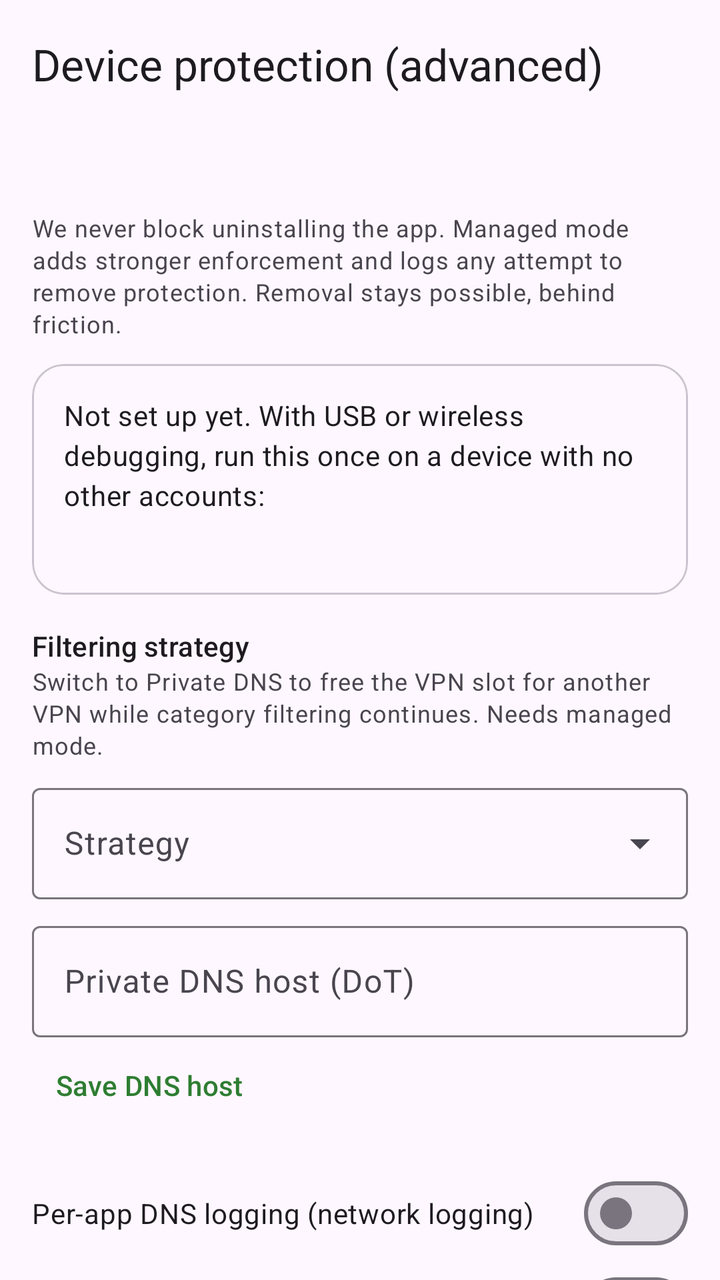
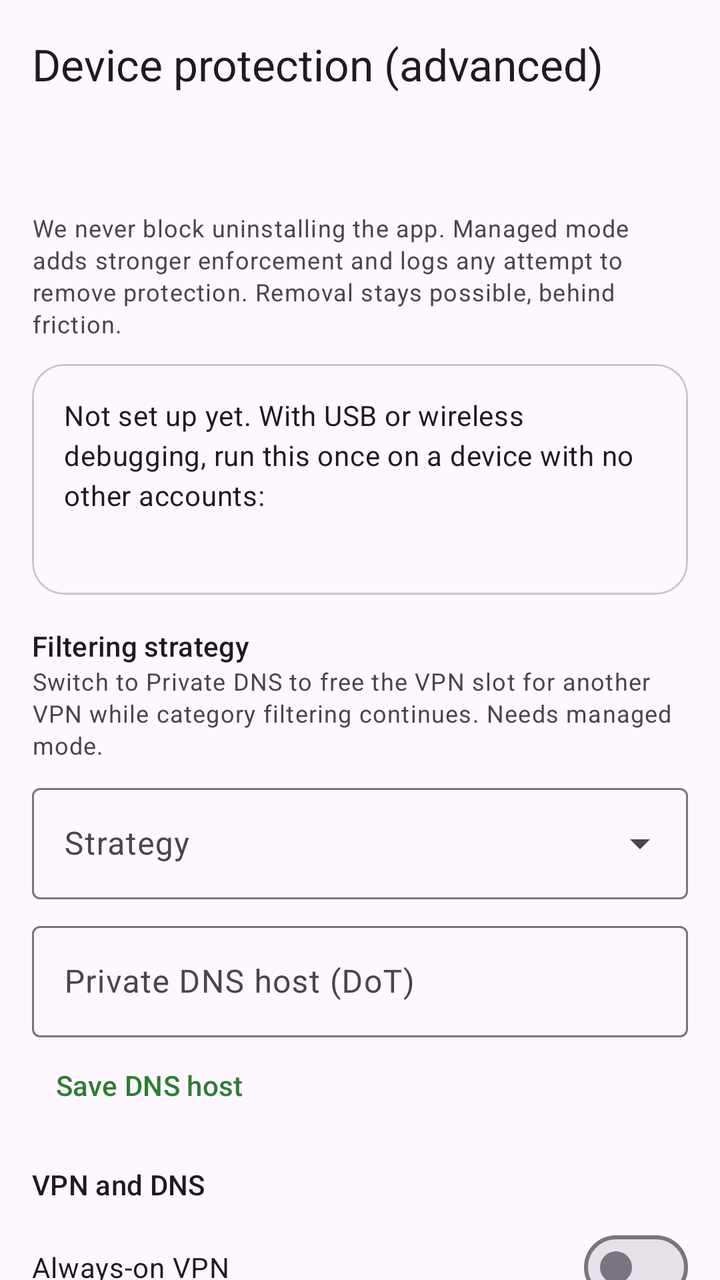

Before-and-after screenshots of an Android layout around one commit, followed by the original layout XML and the change that was made.
<!-- AndroidManifest.xml: application theme Theme.FocusFence -->
<!-- res/layout/activity_device_owner.xml -->
<?xml version="1.0" encoding="utf-8"?>
<androidx.coordinatorlayout.widget.CoordinatorLayout
    xmlns:android="http://schemas.android.com/apk/res/android"
    xmlns:app="http://schemas.android.com/apk/res-auto"
    android:layout_width="match_parent"
    android:layout_height="match_parent">

    <com.google.android.material.appbar.AppBarLayout
        android:layout_width="match_parent"
        android:layout_height="wrap_content">
        <com.google.android.material.appbar.MaterialToolbar
            android:id="@+id/toolbar"
            android:layout_width="match_parent"
            android:layout_height="?attr/actionBarSize"
            app:title="@string/owner_title" />
    </com.google.android.material.appbar.AppBarLayout>

    <androidx.core.widget.NestedScrollView
        android:layout_width="match_parent"
        android:layout_height="match_parent"
        app:layout_behavior="@string/appbar_scrolling_view_behavior">

        <LinearLayout
            android:layout_width="match_parent"
            android:layout_height="wrap_content"
            android:orientation="vertical"
            android:padding="16dp">

            <TextView
                android:id="@+id/statusText"
                android:layout_width="match_parent"
                android:layout_height="wrap_content"
                android:textAppearance="?attr/textAppearanceTitleMedium" />

            <TextView
                android:layout_width="match_parent"
                android:layout_height="wrap_content"
                android:layout_marginTop="4dp"
                android:text="@string/owner_intro"
                android:textAppearance="?attr/textAppearanceBodySmall"
                android:textColor="?android:attr/textColorSecondary" />

            
            <com.google.android.material.card.MaterialCardView
                android:id="@+id/enableCard"
                android:layout_width="match_parent"
                android:layout_height="wrap_content"
                android:layout_marginTop="12dp"
                app:cardCornerRadius="16dp"
                app:contentPadding="16dp">
                <LinearLayout
                    android:layout_width="match_parent"
                    android:layout_height="wrap_content"
                    android:orientation="vertical">
                    <TextView
                        android:layout_width="match_parent"
                        android:layout_height="wrap_content"
                        android:text="@string/owner_enable_howto"
                        android:textAppearance="?attr/textAppearanceBodyMedium" />
                    <TextView
                        android:id="@+id/adbCommand"
                        android:layout_width="match_parent"
                        android:layout_height="wrap_content"
                        android:layout_marginTop="8dp"
                        android:fontFamily="monospace"
                        android:textIsSelectable="true"
                        android:textSize="12sp" />
                </LinearLayout>
            </com.google.android.material.card.MaterialCardView>

            <TextView
                android:layout_width="match_parent"
                android:layout_height="wrap_content"
                android:layout_marginTop="16dp"
                android:text="@string/owner_strategy_title"
                android:textAppearance="?attr/textAppearanceTitleSmall" />
            <TextView
                android:layout_width="match_parent"
                android:layout_height="wrap_content"
                android:text="@string/owner_strategy_intro"
                android:textAppearance="?attr/textAppearanceBodySmall"
                android:textColor="?android:attr/textColorSecondary" />

            <com.google.android.material.textfield.TextInputLayout
                android:layout_width="match_parent"
                android:layout_height="wrap_content"
                android:layout_marginTop="8dp"
                style="@style/Widget.Material3.TextInputLayout.OutlinedBox.ExposedDropdownMenu"
                android:hint="@string/owner_strategy_hint">
                <com.google.android.material.textfield.MaterialAutoCompleteTextView
                    android:id="@+id/strategyDropdown"
                    android:layout_width="match_parent"
                    android:layout_height="wrap_content"
                    android:inputType="none" />
            </com.google.android.material.textfield.TextInputLayout>

            <com.google.android.material.textfield.TextInputLayout
                android:layout_width="match_parent"
                android:layout_height="wrap_content"
                android:layout_marginTop="8dp"
                android:hint="@string/owner_dot_hint">
                <com.google.android.material.textfield.TextInputEditText
                    android:id="@+id/dotHostInput"
                    android:layout_width="match_parent"
                    android:layout_height="wrap_content"
                    android:inputType="textUri"
                    android:maxLines="1" />
            </com.google.android.material.textfield.TextInputLayout>
            <Button
                android:id="@+id/dotSaveButton"
                style="@style/Widget.Material3.Button.TextButton"
                android:layout_width="wrap_content"
                android:layout_height="wrap_content"
                android:text="@string/owner_dot_save" />

            <com.google.android.material.materialswitch.MaterialSwitch
                android:id="@+id/networkLoggingSwitch"
                android:layout_width="match_parent"
                android:layout_height="wrap_content"
                android:layout_marginTop="16dp"
                android:text="@string/owner_network_logging" />
            <com.google.android.material.materialswitch.MaterialSwitch
                android:id="@+id/suspendAppsSwitch"
                android:layout_width="match_parent"
                android:layout_height="wrap_content"
                android:text="@string/owner_suspend_apps" />
            <TextView
                android:layout_width="match_parent"
                android:layout_height="wrap_content"
                android:text="@string/owner_suspend_hint"
                android:textAppearance="?attr/textAppearanceBodySmall"
                android:textColor="?android:attr/textColorSecondary" />

            <Button
                android:id="@+id/removeButton"
                style="@style/Widget.Material3.Button.TextButton"
                android:layout_width="wrap_content"
                android:layout_height="wrap_content"
                android:layout_marginTop="16dp"
                android:text="@string/owner_remove" />
        </LinearLayout>
    </androidx.core.widget.NestedScrollView>
</androidx.coordinatorlayout.widget.CoordinatorLayout>
<!-- resources referenced by this layout -->
<resources>
  <string name="owner_dot_hint">Private DNS host (DoT)</string>
  <string name="owner_dot_save">Save DNS host</string>
  <string name="owner_enable_howto">Not set up yet. With USB or wireless debugging, run this once on a device with no other accounts:</string>
  <string name="owner_intro">We never block uninstalling the app. Managed mode adds stronger enforcement and logs any attempt to remove protection. Removal stays possible, behind friction.</string>
  <string name="owner_network_logging">Per-app DNS logging (network logging)</string>
  <string name="owner_remove">Remove managed mode</string>
  <string name="owner_strategy_hint">Strategy</string>
  <string name="owner_strategy_intro">Switch to Private DNS to free the VPN slot for another VPN while category filtering continues. Needs managed mode.</string>
  <string name="owner_strategy_title">Filtering strategy</string>
  <string name="owner_suspend_apps">Suspend blocked apps at the OS level</string>
  <string name="owner_suspend_hint">Stronger than the default home-screen bounce: blocked apps can\'t open at all.</string>
  <string name="owner_title">Device protection (advanced)</string>
  <style name="Theme.FocusFence" parent="Theme.Material3.DayNight.NoActionBar">
          <item name="colorPrimary">@color/brand_primary</item>
      </style>
  <color name="brand_primary">#2E7D32</color>
</resources>

<!-- the commit's change to res/layout/activity_device_owner.xml (unified diff, before → after) -->
@@ -113,6 +113,49 @@
                 android:layout_height="wrap_content"
                 android:text="@string/owner_dot_save" />
 
+            <TextView
+                android:layout_width="match_parent"
+                android:layout_height="wrap_content"
+                android:layout_marginTop="16dp"
+                android:text="@string/owner_vpn_title"
+                android:textAppearance="?attr/textAppearanceTitleSmall" />
+            <com.google.android.material.materialswitch.MaterialSwitch
+                android:id="@+id/alwaysOnSwitch"
+                android:layout_width="match_parent"
+                android:layout_height="wrap_content"
+                android:layout_marginTop="8dp"
+                android:text="@string/owner_always_on" />
+            <TextView
+                android:layout_width="match_parent"
+                android:layout_height="wrap_content"
+                android:text="@string/owner_always_on_hint"
+                android:textAppearance="?attr/textAppearanceBodySmall"
+                android:textColor="?android:attr/textColorSecondary" />
+            <com.google.android.material.materialswitch.MaterialSwitch
+                android:id="@+id/lockSettingsSwitch"
+                android:layout_width="match_parent"
+                android:layout_height="wrap_content"
+                android:layout_marginTop="8dp"
+                android:text="@string/owner_lock_settings" />
+            <TextView
+                android:layout_width="match_parent"
+                android:layout_height="wrap_content"
+                android:text="@string/owner_lock_hint"
+                android:textAppearance="?attr/textAppearanceBodySmall"
+                android:textColor="?android:attr/textColorSecondary" />
+            <com.google.android.material.materialswitch.MaterialSwitch
+                android:id="@+id/fallbackSwitch"
+                android:layout_width="match_parent"
+                android:layout_height="wrap_content"
+                android:layout_marginTop="8dp"
+                android:text="@string/owner_fallback" />
+            <TextView
+                android:layout_width="match_parent"
+                android:layout_height="wrap_content"
+                android:text="@string/owner_fallback_hint"
+                android:textAppearance="?attr/textAppearanceBodySmall"
+                android:textColor="?android:attr/textColorSecondary" />
+
             <com.google.android.material.materialswitch.MaterialSwitch
                 android:id="@+id/networkLoggingSwitch"
                 android:layout_width="match_parent"
<!-- resource entries referenced after the edit -->
@@ -1,9 +1,15 @@
 <!-- resources referenced by this layout -->
 <resources>
+  <string name="owner_always_on">Always-on VPN</string>
+  <string name="owner_always_on_hint">Android starts the filter at boot and keeps it running. Not lockdown: the internet never gets cut off if the filter restarts.</string>
   <string name="owner_dot_hint">Private DNS host (DoT)</string>
   <string name="owner_dot_save">Save DNS host</string>
   <string name="owner_enable_howto">Not set up yet. With USB or wireless debugging, run this once on a device with no other accounts:</string>
+  <string name="owner_fallback">Private DNS fallback</string>
+  <string name="owner_fallback_hint">Whenever the VPN is off (turned off, or another VPN takes over), lookups go to the DNS host above instead, so filtering continues at category level. Undone automatically when the VPN comes back.</string>
   <string name="owner_intro">We never block uninstalling the app. Managed mode adds stronger enforcement and logs any attempt to remove protection. Removal stays possible, behind friction.</string>
+  <string name="owner_lock_hint">Blocks turning the VPN off, or setting a Private DNS host that skips the filter, from system Settings. Turning it off here still works, with your friction setting.</string>
+  <string name="owner_lock_settings">Lock VPN and Private DNS settings</string>
   <string name="owner_network_logging">Per-app DNS logging (network logging)</string>
   <string name="owner_remove">Remove managed mode</string>
   <string name="owner_strategy_hint">Strategy</string>
@@ -12,6 +18,7 @@
   <string name="owner_suspend_apps">Suspend blocked apps at the OS level</string>
   <string name="owner_suspend_hint">Stronger than the default home-screen bounce: blocked apps can\'t open at all.</string>
   <string name="owner_title">Device protection (advanced)</string>
+  <string name="owner_vpn_title">VPN and DNS</string>
   <style name="Theme.FocusFence" parent="Theme.Material3.DayNight.NoActionBar">
           <item name="colorPrimary">@color/brand_primary</item>
       </style>
